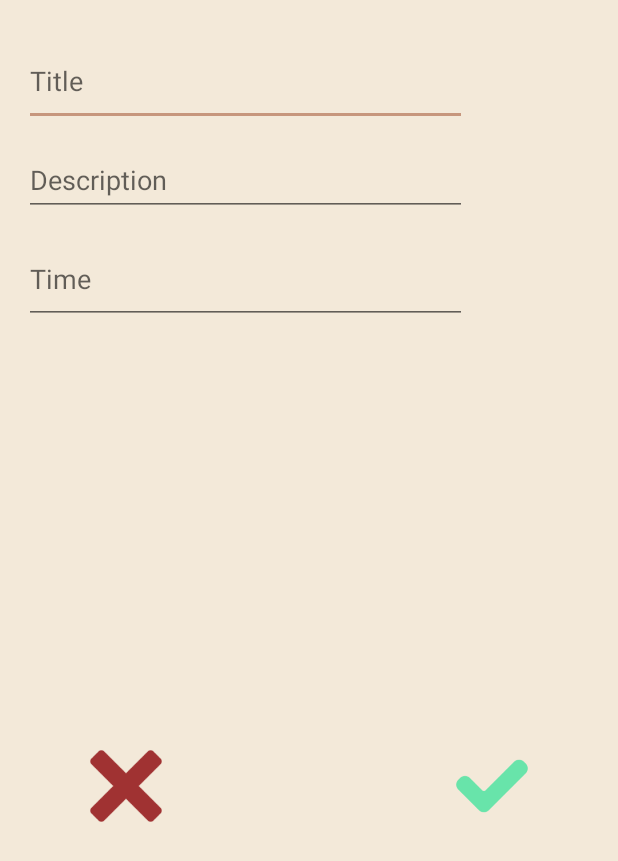
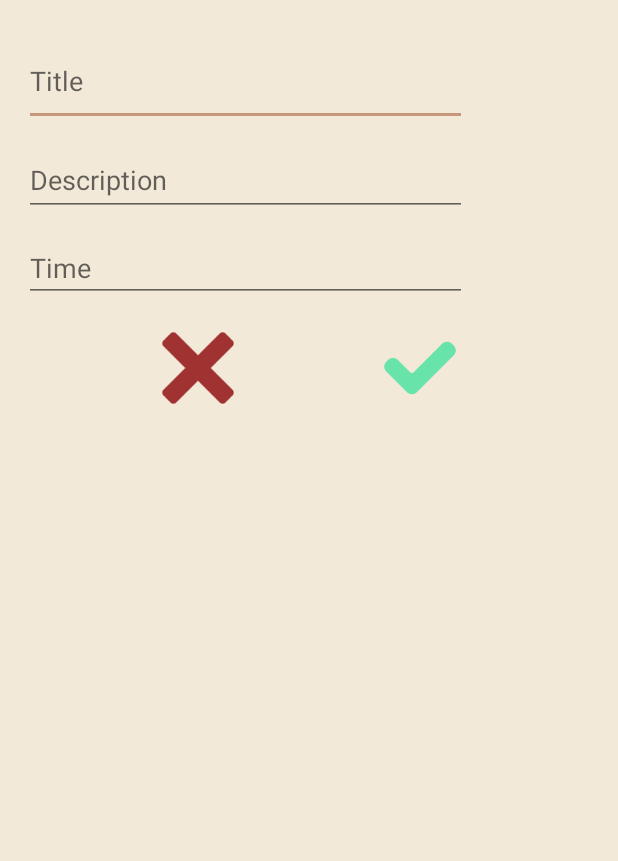
Before and after one commit to TorchTheo/Note, an Android app: the layout dialog_new_note.xml on its own in the app's theme, with its tools: preview values and no code run, on a phone screen of 412 x 824 dp. Shown: the top 861 px of the screen. Run offline under Robolectric (Android 15) with nearby library versions, the phone set to English and light mode, and no system bars.

Commit message:
新建页面可滚动

```diff
--- a/app/src/main/res/layout/dialog_new_note.xml
+++ b/app/src/main/res/layout/dialog_new_note.xml
@@ -5,6 +5,16 @@
     android:layout_width="match_parent"
     android:layout_height="match_parent"
     android:background="@color/color2">
+
+    <ScrollView
+        android:id="@+id/scrollView2"
+        android:layout_width="match_parent"
+        android:layout_height="match_parent">
+
+        <LinearLayout
+            android:layout_width="match_parent"
+            android:layout_height="wrap_content"
+            android:orientation="vertical">
 
             <EditText
                 android:id="@+id/editTitle"
@@ -14,9 +24,7 @@
                 android:layout_marginTop="24dp"
                 android:ems="10"
                 android:hint="@string/title_hint"
-        android:inputType="textPersonName"
-        app:layout_constraintStart_toStartOf="parent"
-        app:layout_constraintTop_toTopOf="parent" />
+                android:inputType="textPersonName" />
 
             <EditText
                 android:id="@+id/editDescription"
@@ -27,46 +35,44 @@
                 android:ems="10"
                 android:hint="@string/description_hint"
                 android:inputType="textMultiLine|textPersonName"
-        android:maxLines="3"
-        android:minHeight="48dp"
-        app:layout_constraintStart_toStartOf="parent"
-        app:layout_constraintTop_toBottomOf="@+id/editTitle" />
+                android:minHeight="48dp" />
 
             <EditText
                 android:id="@+id/editTime"
                 android:layout_width="295dp"
-        android:layout_height="60dp"
+                android:layout_height="wrap_content"
                 android:layout_marginStart="16dp"
                 android:layout_marginTop="12dp"
                 android:ems="10"
                 android:hint="@string/time_hint"
-        android:inputType="textMultiLine|textPersonName"
-        app:layout_constraintStart_toStartOf="parent"
-        app:layout_constraintTop_toBottomOf="@+id/editDescription" />
+                android:inputType="textMultiLine|textPersonName" />
+
+            <LinearLayout
+                android:layout_width="match_parent"
+                android:layout_height="wrap_content"
+                android:gravity="center"
+                android:orientation="horizontal"
+                android:paddingTop="20dp"
+                android:paddingBottom="20dp">
 
                 <ImageButton
                     android:id="@+id/btnCancel"
                     android:layout_width="48dp"
                     android:layout_height="48dp"
-        android:layout_marginStart="60dp"
-        android:layout_marginTop="16dp"
-        android:layout_marginBottom="8dp"
+                    android:layout_marginRight="50dp"
                     android:background="@drawable/cancel"
-        android:contentDescription="@string/no"
-        app:layout_constraintBottom_toBottomOf="parent"
-        app:layout_constraintStart_toStartOf="parent"
-        app:layout_constraintTop_toBottomOf="@+id/editTime" />
+                    android:contentDescription="@string/no" />
 
                 <ImageButton
                     android:id="@+id/btnNewOK"
                     android:layout_width="48dp"
                     android:layout_height="48dp"
-        android:layout_marginTop="16dp"
-        android:layout_marginEnd="60dp"
-        android:layout_marginBottom="8dp"
+                    android:layout_marginLeft="50dp"
                     android:background="@drawable/ok"
                     android:contentDescription="@string/yes"
-        app:layout_constraintBottom_toBottomOf="parent"
-        app:layout_constraintEnd_toEndOf="parent"
-        app:layout_constraintTop_toBottomOf="@+id/editTime" />
+                    android:layoutDirection="locale" />
+            </LinearLayout>
+        </LinearLayout>
+    </ScrollView>
+
 </androidx.constraintlayout.widget.ConstraintLayout>
```
Lines whose indentation alone changed are shown as unchanged.
